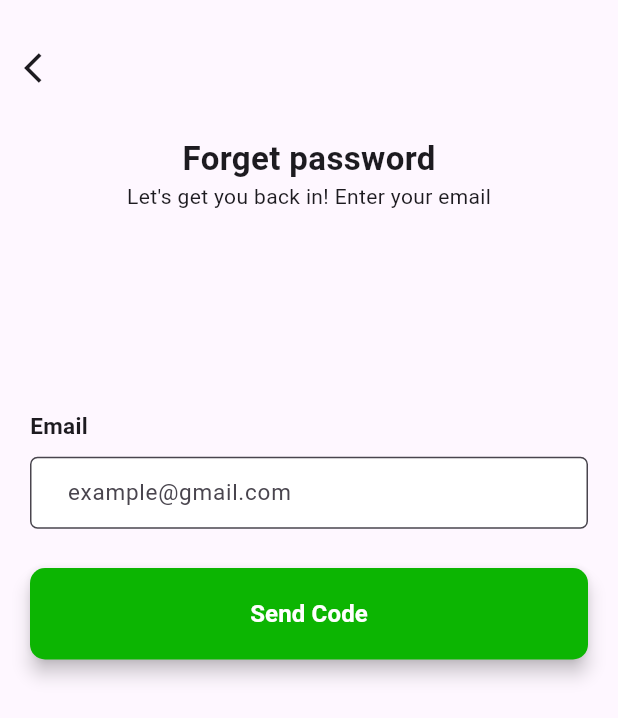
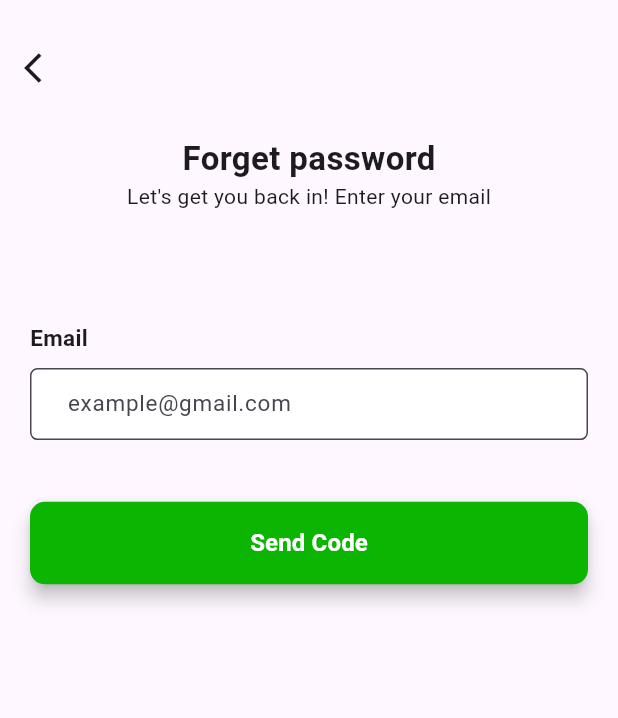
Before and after one commit to MohamedTarek19/wewa_new, a Flutter app: the screen it shows after launch, after a tap on "Sign In", after a tap on "forget password?", on a phone screen of 412 x 824 dp. Shown: the top 718 px of the screen. Run offline on Flutter 3.47's test engine with Material 2 defaults, Android fonts, the phone set to English and light mode, and no system bars; our stand-ins replace animated_splash_screen, bloc, flutter_bloc, flutter_otp_text_field, flutter_svg, page_transition; missing offline and left inert: email_otp.

Commit message:
third commit

```diff
--- a/lib/presentation/views/login_signup_pages/login_pages/Login_screen.dart
+++ b/lib/presentation/views/login_signup_pages/login_pages/Login_screen.dart
@@ -18,16 +18,14 @@ class LoginScreen extends StatelessWidget {
           child: Container(
             width: MediaQuery.of(context).size.width,
             height: MediaQuery.of(context).size.height * 0.94,
+            child: SingleChildScrollView(
+              child: Center(
                 child: Column(
                   crossAxisAlignment: CrossAxisAlignment.stretch,
-              mainAxisAlignment: MainAxisAlignment.start,
+                  mainAxisAlignment: MainAxisAlignment.center,
                   children: [
-                Expanded(
-                  flex: 3,
-                  child: Padding(
-                      padding: const EdgeInsets.only(left: 20, right: 20),
-                      child: Container(
-                        //color: Colors.red,
+                    Padding(
+                        padding: EdgeInsets.only(left: 20, right: 20,top: MediaQuery.of(context).size.height*0.09),
                         child: Column(
                           mainAxisAlignment: MainAxisAlignment.end,
                           children: [
@@ -42,12 +40,8 @@ class LoginScreen extends StatelessWidget {
                               ),
                             ),
                           ],
-                        ),
-                      )),
-                ),
-                Expanded(
-                  flex: 3,
-                  child: Padding(
+                        ),),
+                    Padding(
                         padding: const EdgeInsets.only(left: 20, right: 20),
                         child: BlocBuilder<LoginCubit, LoginState>(
                           builder: (context, state) {
@@ -117,13 +111,10 @@ class LoginScreen extends StatelessWidget {
                               ),
                             );
                           },
-                      )),
-                ),
-                Expanded(
-                  flex: 3,
-                  child: Padding(
+                        ),),
+                    Padding(
                       padding: EdgeInsets.only(
-                        bottom: MediaQuery.of(context).size.height * 0.05),
+                          bottom: MediaQuery.of(context).size.height * 0.01),
                       child: Column(
                         mainAxisAlignment: MainAxisAlignment.spaceBetween,
                         children: [
@@ -232,8 +223,9 @@ class LoginScreen extends StatelessWidget {
                         ],
                       ),
                     ),
+                  ],
                 ),
-              ],
+              ),
             ),
           ),
         ),
--- a/lib/presentation/views/login_signup_pages/login_pages/email_verification.dart
+++ b/lib/presentation/views/login_signup_pages/login_pages/email_verification.dart
@@ -16,12 +16,12 @@ class _EmailVerifyState extends State<EmailVerify> {
   late String code;
 
   var otpTextStyles = [
-    const TextStyle(fontSize: 16),
-    const TextStyle(fontSize: 16),
-    const TextStyle(fontSize: 16),
-    const TextStyle(fontSize: 16),
-    const TextStyle(fontSize: 16),
-    const TextStyle(fontSize: 16),
+    const TextStyle(fontSize: 12),
+    const TextStyle(fontSize: 12),
+    const TextStyle(fontSize: 12),
+    const TextStyle(fontSize: 12),
+    const TextStyle(fontSize: 12),
+    const TextStyle(fontSize: 12),
   ];
 
   @override
@@ -29,8 +29,12 @@ class _EmailVerifyState extends State<EmailVerify> {
     double actualHeight = (1 - (90 / MediaQuery.of(context).size.height)) *
         MediaQuery.of(context).size.height;
     return Scaffold(
+
       appBar: AppBar(
         toolbarHeight: 90,
+        scrolledUnderElevation: 0.0,
+          backgroundColor: Colors.transparent,
+        elevation: 0,
         leading: IconButton(
           onPressed: () {
             Navigator.pop(context);
@@ -42,6 +46,7 @@ class _EmailVerifyState extends State<EmailVerify> {
         width: MediaQuery.of(context).size.width,
         height: actualHeight,
         margin: const EdgeInsets.only(right: 20, left: 20),
+        child: SingleChildScrollView(
           child: Column(
             crossAxisAlignment: CrossAxisAlignment.stretch,
             children: [
@@ -71,7 +76,8 @@ class _EmailVerifyState extends State<EmailVerify> {
                         numberOfFields: 6,
                         borderColor: const Color(0xFF0CB502),
                         styles: otpTextStyles,
-                      fieldWidth: 45,
+                        fieldWidth: MediaQuery.of(context).size.width < 350?36:MediaQuery.of(context).size.width <300?33:45,
+                        borderWidth: 1,
                         //set to true to show as box or false to show as dash
                         showFieldAsBox: true,
                         //runs when a code is typed in
@@ -109,6 +115,7 @@ class _EmailVerifyState extends State<EmailVerify> {
             ],
           ),
         ),
+      ),
     );
   }
 }
--- a/lib/presentation/views/login_signup_pages/login_pages/forget_password_screen.dart
+++ b/lib/presentation/views/login_signup_pages/login_pages/forget_password_screen.dart
@@ -16,7 +16,6 @@ class ForgetPassword extends StatelessWidget {
         MediaQuery.of(context).size.height;
     return Scaffold(
       appBar: AppBar(
-
         toolbarHeight: 90,
         scrolledUnderElevation: 0.0,
         leading: IconButton(
@@ -34,9 +33,9 @@ class ForgetPassword extends StatelessWidget {
           //color: Colors.red,
           child: Column(
             children: [
-              Expanded(
-                child: Container(
+              Container(
                 //color: Colors.red,
+                margin: EdgeInsets.only(bottom: actualHeight*0.1),
                 child: Column(
                   mainAxisAlignment: MainAxisAlignment.start,
                   crossAxisAlignment: CrossAxisAlignment.center,
@@ -55,14 +54,13 @@ class ForgetPassword extends StatelessWidget {
                   ],
                 ),
               ),
-              ),
-              Expanded(
-                flex: 3,
-                child: Form(
+              Form(
                 key: formKey,
                 child: Column(
                   children: [
-                      CustomFormField(
+                    Padding(
+                      padding: const EdgeInsets.only(bottom: 15.0),
+                      child: CustomFormField(
                         title: "Email",
                         HintText: "example@gmail.com",
                         controller: email,
@@ -80,6 +78,7 @@ class ForgetPassword extends StatelessWidget {
                           return null;
                         },
                         visibleOnTap: () {},
+                      ),
                     ),
                     CustomSignIn_UpOne(
                       title: 'Send Code',
@@ -115,7 +114,6 @@ class ForgetPassword extends StatelessWidget {
                   ],
                 ),
               ),
-              ),
             ],
           ),
         ),
--- a/lib/presentation/views/login_signup_pages/onboarding.dart
+++ b/lib/presentation/views/login_signup_pages/onboarding.dart
@@ -11,18 +11,18 @@ class OnboardingScreen extends StatelessWidget {
     return Scaffold(
       backgroundColor: Colors.white,
       body: SafeArea(
-        child: SingleChildScrollView(
         child: Container(
           margin: const EdgeInsets.only(left: 20, right: 20),
           width: MediaQuery.of(context).size.width,
           height: MediaQuery.of(context).size.height * 0.94,
           child: Center(
+            child: SingleChildScrollView(
               child: Column(
                 mainAxisAlignment: MainAxisAlignment.start,
                 crossAxisAlignment: CrossAxisAlignment.stretch,
                 children: [
-                  Expanded(
-                    flex: 3,
+                  Padding(
+                    padding: EdgeInsets.only(top: MediaQuery.of(context).size.height*0.02,bottom: MediaQuery.of(context).size.height*0.14),
                     child: Column(
                       mainAxisAlignment: MainAxisAlignment.end,
                       children: [
@@ -38,10 +38,8 @@ class OnboardingScreen extends StatelessWidget {
                       ],
                     ),
                   ),
-                  Expanded(
-                    flex: 3,
-                    child: Padding(
-                      padding: const EdgeInsets.only(bottom: 30),
+                  Padding(
+                    padding:  EdgeInsets.only(bottom: MediaQuery.of(context).size.height*0.02),
                     child: Column(
                       mainAxisAlignment: MainAxisAlignment.end,
                       crossAxisAlignment: CrossAxisAlignment.stretch,
@@ -63,10 +61,7 @@ class OnboardingScreen extends StatelessWidget {
                       ],
                     ),
                   ),
-                  ),
-                  Expanded(
-                    flex: 2,
-                    child: Column(
+                  Column(
                     mainAxisAlignment: MainAxisAlignment.start,
                     children: [
                       const Row(
@@ -164,7 +159,6 @@ class OnboardingScreen extends StatelessWidget {
                       ),
                     ],
                   ),
-                  ),
                 ],
               ),
             ),
--- a/lib/presentation/widgets/custom_signin_signup.dart
+++ b/lib/presentation/widgets/custom_signin_signup.dart
@@ -16,9 +16,9 @@ class CustomSignIn_UpTwo extends StatelessWidget {
       style: ElevatedButton.styleFrom(
         surfaceTintColor: Colors.white,
         minimumSize:
-        Size(MediaQuery.of(context).size.width, MediaQuery.of(context).size.height*0.074),
+        Size(MediaQuery.of(context).size.width, 55),
         maximumSize:
-        Size(MediaQuery.of(context).size.width, MediaQuery.of(context).size.height*0.074),
+        Size(MediaQuery.of(context).size.width, 55),
         shape: RoundedRectangleBorder(
           borderRadius: BorderRadius.circular(10),
           side: const BorderSide(
@@ -53,6 +53,7 @@ class CustomSignIn_UpOne extends StatelessWidget {
 
   @override
   Widget build(BuildContext context) {
+    double height = MediaQuery.of(context).size.height*0.074;
     return Padding(
       padding: const EdgeInsets.only(bottom: 15),
       child: ElevatedButton(
@@ -60,9 +61,9 @@ class CustomSignIn_UpOne extends StatelessWidget {
           surfaceTintColor: Colors.transparent,
           elevation: 5,
           minimumSize:
-          Size(MediaQuery.of(context).size.width, MediaQuery.of(context).size.height*0.074),
+          Size(MediaQuery.of(context).size.width, 55),
           maximumSize:
-          Size(MediaQuery.of(context).size.width, MediaQuery.of(context).size.height*0.074),
+          Size(MediaQuery.of(context).size.width, 55),
           shape: RoundedRectangleBorder(
               borderRadius: BorderRadius.circular(10)),
           backgroundColor: const Color(0xff0CB502),
```
Lines whose indentation alone changed are shown as unchanged.
